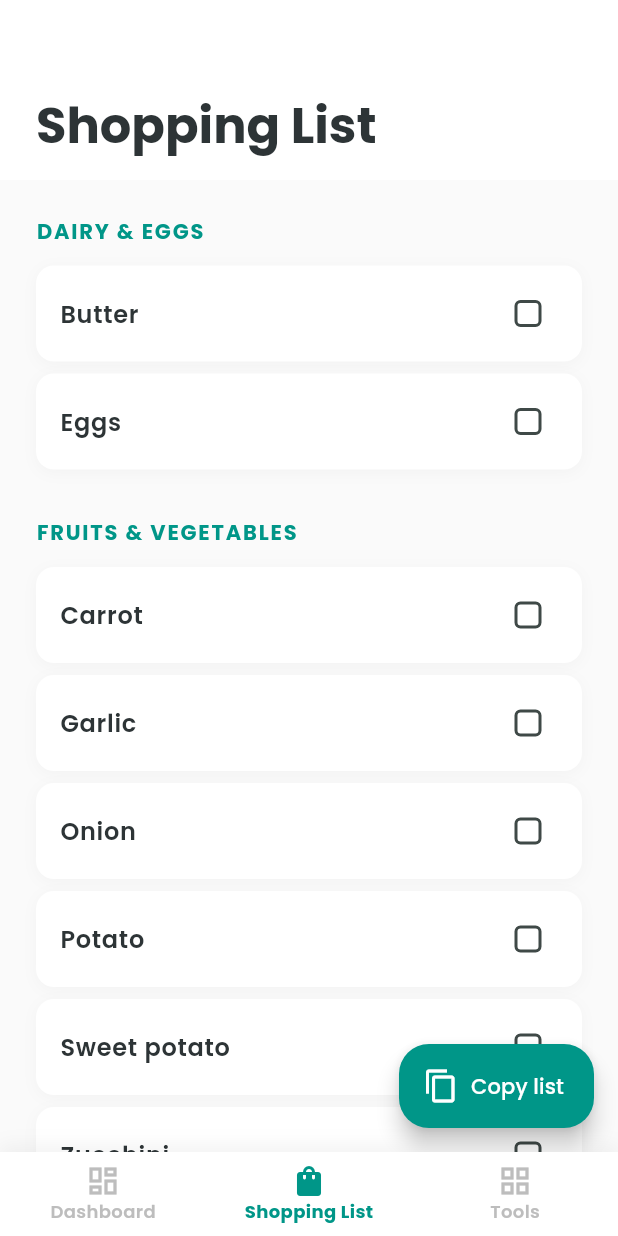
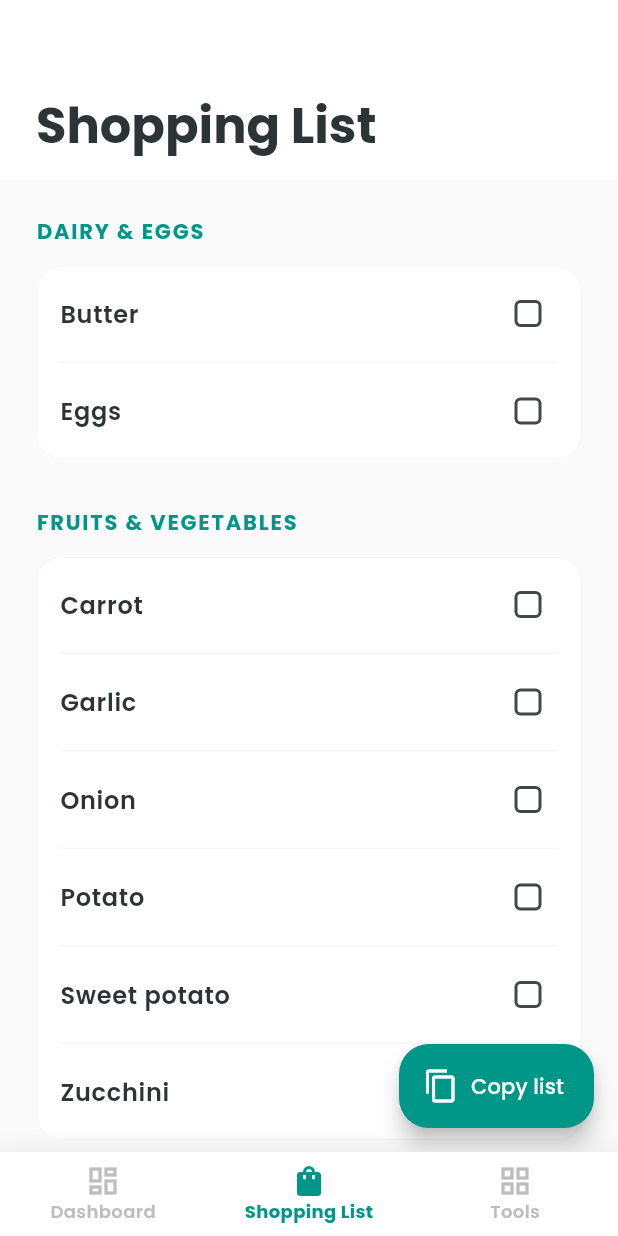
Before and after one commit to juninmd/my-food, a Flutter app: the screen it shows after launch, item 2 of the bottom bar chosen, on a phone screen of 412 x 824 dp. Run offline on Flutter 3.47's test engine with Material 3 defaults, Android fonts, the phone set to English and light mode, and no system bars; our stand-ins replace carousel_slider, google_fonts, percent_indicator, shared_preferences; network calls fail.

Commit message:
feat: reformulate UI for shopping list and surprise me
- Update `ShoppingListView` to use categorized cards with improved styling.
- Replace generic "Surprise Me" loading dialog with `SurpriseMeDialog` widget featuring animations and quote display.
- Add `cat...` keys to `app_en.arb` and `app_pt.arb` for ingredient categorization.
- Update `IngredientCategorizer` to use localized category names.
- Improve `MealDetailPage` image loading with `errorBuilder`.
- Update tests to reflect new UI flows.

Co-authored-by: juninmd <6952134+juninmd@users.noreply.github.com>

```diff
--- a/lib/utils/ingredient_categorizer.dart
+++ b/lib/utils/ingredient_categorizer.dart
@@ -12,7 +12,7 @@ class IngredientCategorizer {
         ingredient == l10n.ingNaturalYogurt ||
         ingredient == l10n.ingParmesanCheese ||
         ingredient == l10n.ingMinasCheese) {
-      return "Dairy & Eggs";
+      return l10n.catDairyEggs;
     }
 
     // Fruits & Vegetables
@@ -26,7 +26,7 @@ class IngredientCategorizer {
         ingredient == l10n.ingZucchini ||
         ingredient == l10n.ingOnion ||
         ingredient == l10n.ingGarlic) {
-      return "Fruits & Vegetables";
+      return l10n.catFruitsVegetables;
     }
 
     // Meat & Poultry
@@ -34,7 +34,7 @@ class IngredientCategorizer {
         ingredient == l10n.ingChicken ||
         ingredient == l10n.ingTilapia ||
         ingredient == l10n.ingTuna) {
-      return "Meat & Poultry";
+      return l10n.catMeatPoultry;
     }
 
     // Grains
@@ -42,7 +42,7 @@ class IngredientCategorizer {
         ingredient == l10n.ingOats ||
         ingredient == l10n.ingCroutons ||
         ingredient == l10n.ingSlicedBread) {
-      return "Grains & Bread";
+      return l10n.catGrains;
     }
 
     // Pantry (everything else essentially, but let's be specific)
@@ -54,9 +54,9 @@ class IngredientCategorizer {
         ingredient == l10n.ingCaesarSauce ||
         ingredient == l10n.ingOregano ||
         ingredient == l10n.ingMayonnaise) {
-      return "Pantry";
+      return l10n.catPantry;
     }
 
-    return "Other";
+    return l10n.catOther;
   }
 }
--- a/lib/widgets/shopping_list_view.dart
+++ b/lib/widgets/shopping_list_view.dart
@@ -86,21 +86,118 @@ class _ShoppingListViewState extends State<ShoppingListView> {
       categorized.putIfAbsent(category, () => []).add(ingredient);
     }
 
-    // 3. Flatten List
-    final List<dynamic> listItems = [];
+    // 3. Build List of Widgets
+    final List<Widget> listItems = [];
     final sortedCategories = categorized.keys.toList()..sort();
 
-    // Ensure "Other" is last if present (optional polish)
-    if (sortedCategories.contains("Other")) {
-      sortedCategories.remove("Other");
-      sortedCategories.add("Other");
+    // Ensure "Other" is last if present
+    if (sortedCategories.contains(l10n.catOther)) {
+      sortedCategories.remove(l10n.catOther);
+      sortedCategories.add(l10n.catOther);
     }
 
     for (var category in sortedCategories) {
-      listItems.add(category); // Add Header
       final ingredients = categorized[category]!;
       ingredients.sort();
-      listItems.addAll(ingredients); // Add Ingredients
+
+      listItems.add(
+        Padding(
+          padding: const EdgeInsets.only(top: 24.0, bottom: 12.0),
+          child: Text(
+            category.toUpperCase(),
+            style: TextStyle(
+              fontSize: 14,
+              fontWeight: FontWeight.bold,
+              color: colorScheme.primary,
+              letterSpacing: 1.2,
+            ),
+          ),
+        ),
+      );
+
+      listItems.add(
+        Card(
+          elevation: 0,
+          margin: const EdgeInsets.only(bottom: 8),
+          color: Colors.white,
+          shape: RoundedRectangleBorder(
+            borderRadius: BorderRadius.circular(16),
+            side: BorderSide(color: Colors.grey.shade100),
+          ),
+          child: Column(
+            children: ingredients.map((ingredient) {
+              final count = ingredientCounts[ingredient];
+              final isChecked = _checkedIngredients.contains(ingredient);
+              final isLast = ingredient == ingredients.last;
+
+              return Column(
+                children: [
+                  CheckboxListTile(
+                    value: isChecked,
+                    onChanged: (bool? value) {
+                      setState(() {
+                        if (value == true) {
+                          _checkedIngredients.add(ingredient);
+                        } else {
+                          _checkedIngredients.remove(ingredient);
+                        }
+                        _saveCheckedIngredients();
+                      });
+                    },
+                    title: Text(
+                      ingredient,
+                      style: TextStyle(
+                        decoration:
+                            isChecked ? TextDecoration.lineThrough : null,
+                        color: isChecked
+                            ? Colors.grey.withValues(alpha: 0.5)
+                            : colorScheme.onSurface,
+                        fontWeight:
+                            isChecked ? FontWeight.w500 : FontWeight.w600,
+                      ),
+                    ),
+                    secondary: count! > 1
+                        ? Container(
+                            padding: const EdgeInsets.symmetric(
+                                horizontal: 8, vertical: 4),
+                            decoration: BoxDecoration(
+                              color: colorScheme.primaryContainer,
+                              borderRadius: BorderRadius.circular(8),
+                            ),
+                            child: Text(
+                              'x$count',
+                              style: TextStyle(
+                                color: colorScheme.onPrimaryContainer,
+                                fontWeight: FontWeight.bold,
+                                fontSize: 12,
+                              ),
+                            ),
+                          )
+                        : null,
+                    activeColor: colorScheme.primary,
+                    checkboxShape: RoundedRectangleBorder(
+                      borderRadius: BorderRadius.circular(4),
+                    ),
+                    contentPadding: const EdgeInsets.symmetric(
+                        horizontal: 16, vertical: 4),
+                    shape: RoundedRectangleBorder(
+                      borderRadius: BorderRadius.circular(12),
+                    ),
+                  ),
+                  if (!isLast)
+                    Divider(
+                      height: 1,
+                      thickness: 1,
+                      indent: 16,
+                      endIndent: 16,
+                      color: Colors.grey.shade100,
+                    ),
+                ],
+              );
+            }).toList(),
+          ),
+        ),
+      );
     }
 
     return Scaffold(
@@ -149,93 +246,7 @@ class _ShoppingListViewState extends State<ShoppingListView> {
             padding: const EdgeInsets.fromLTRB(24, 0, 24, 100),
             sliver: SliverList(
               delegate: SliverChildBuilderDelegate(
-                (context, index) {
-                  final item = listItems[index];
-
-                  if (item is String && !ingredientCounts.containsKey(item)) {
-                     // It's a Header
-                     if (categorized.containsKey(item)) {
-                        return Padding(
-                          padding: const EdgeInsets.only(top: 24.0, bottom: 12.0),
-                          child: Text(
-                            item.toUpperCase(),
-                            style: TextStyle(
-                              fontSize: 14,
-                              fontWeight: FontWeight.bold,
-                              color: colorScheme.primary,
-                              letterSpacing: 1.2,
-                            ),
-                          ),
-                        );
-                     }
-                  }
-
-                  // It's an ingredient
-                  final ingredient = item as String;
-                  final count = ingredientCounts[ingredient];
-                  final isChecked = _checkedIngredients.contains(ingredient);
-
-                  return Container(
-                    margin: const EdgeInsets.only(bottom: 8),
-                    decoration: BoxDecoration(
-                      color: Colors.white,
-                      borderRadius: BorderRadius.circular(12),
-                      boxShadow: [
-                        BoxShadow(
-                          color: Colors.black.withValues(alpha: 0.03),
-                          blurRadius: 8,
-                          offset: const Offset(0, 2),
-                        ),
-                      ],
-                    ),
-                    child: CheckboxListTile(
-                      value: isChecked,
-                      onChanged: (bool? value) {
-                        setState(() {
-                          if (value == true) {
-                            _checkedIngredients.add(ingredient);
-                          } else {
-                            _checkedIngredients.remove(ingredient);
-                          }
-                          _saveCheckedIngredients();
-                        });
-                      },
-                      title: Text(
-                        ingredient,
-                        style: TextStyle(
-                          decoration: isChecked ? TextDecoration.lineThrough : null,
-                          color: isChecked ? Colors.grey.withValues(alpha: 0.5) : colorScheme.onSurface,
-                          fontWeight: isChecked ? FontWeight.w500 : FontWeight.w600,
-                        ),
-                      ),
-                      secondary: count! > 1
-                          ? Container(
-                              padding: const EdgeInsets.symmetric(horizontal: 8, vertical: 4),
-                              decoration: BoxDecoration(
-                                color: colorScheme.primaryContainer,
-                                borderRadius: BorderRadius.circular(8),
-                              ),
-                              child: Text(
-                                'x$count',
-                                style: TextStyle(
-                                  color: colorScheme.onPrimaryContainer,
-                                  fontWeight: FontWeight.bold,
-                                  fontSize: 12,
-                                ),
-                              ),
-                            )
-                          : null,
-                      activeColor: colorScheme.primary,
-                      checkboxShape: RoundedRectangleBorder(
-                        borderRadius: BorderRadius.circular(4),
-                      ),
-                      contentPadding: const EdgeInsets.symmetric(horizontal: 16, vertical: 4),
-                      shape: RoundedRectangleBorder(
-                        borderRadius: BorderRadius.circular(12),
-                      ),
-                    ),
-                  );
-                },
+                (context, index) => listItems[index],
                 childCount: listItems.length,
               ),
             ),
```
Also changed, not shown: lib/l10n/app_en.arb (+7 -1 lines), lib/l10n/app_pt.arb (+7 -1 lines), lib/pages/home_page.dart (+14 -43 lines), lib/pages/meal_detail_page.dart (+12 -0 lines), lib/widgets/surprise_me_dialog.dart (added, +158 -0 lines), lib/l10n/generated/app_localizations.dart, lib/l10n/generated/app_localizations_en.dart, lib/l10n/generated/app_localizations_pt.dart, 1 other file.
